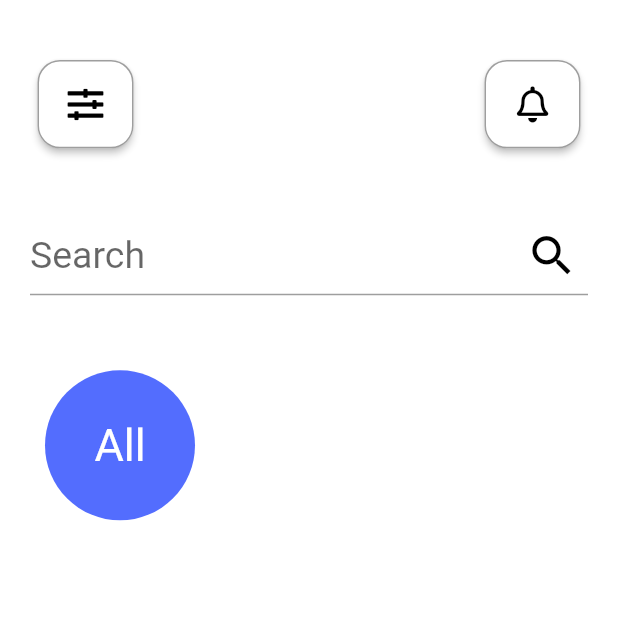
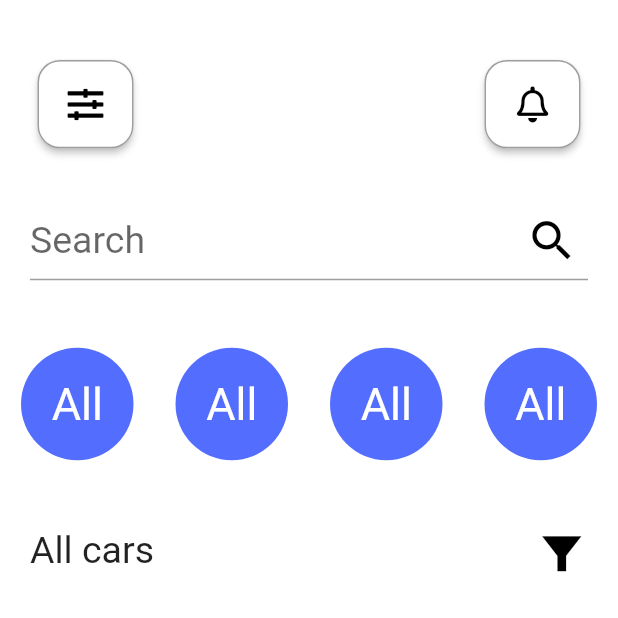
Before and after one commit to ElielViana/conceito_ecommerce, a Flutter app: the screen it shows after launch, on a phone screen of 412 x 824 dp, the top half of it. Run offline on Flutter 3.47's test engine with Material 2 defaults, Android fonts, the phone set to English and light mode, and no system bars; our stand-ins replace font_awesome_flutter.

Commit message:
Implementation LisView

```diff
--- a/lib/src/view/home_page_view.dart
+++ b/lib/src/view/home_page_view.dart
@@ -81,7 +81,7 @@ class _HomePageState extends State<HomePage> {
                 ],
               ),
               Container(
-                padding: EdgeInsets.only(top: 45, left: 20, right: 20),
+                padding: EdgeInsets.only(top: 35, left: 20, right: 20),
                 child: TextField(
                     decoration: InputDecoration(
                   hintText: "Search",
@@ -95,12 +95,16 @@ class _HomePageState extends State<HomePage> {
                   ),
                 )),
               ),
-              Row(
+              Container(
+                height: screen.height * 0.20,
+                width: screen.width,
+                child: ListView(
+                  scrollDirection: Axis.horizontal,
                   children: [
                     Container(
-                    margin: EdgeInsets.only(left: 30, top: 50),
-                    width: 100,
-                    height: 100,
+                      margin: EdgeInsets.all(14),
+                      width: 75,
+                      height: 75,
                       decoration: BoxDecoration(
                           shape: BoxShape.circle, color: Colors.indigoAccent),
                       child: Center(
@@ -108,6 +112,95 @@ class _HomePageState extends State<HomePage> {
                           "All",
                           style: TextStyle(fontSize: 30, color: Colors.white),
                         ),
+                      ),
+                    ),
+                    Container(
+                      margin: EdgeInsets.all(14),
+                      width: 75,
+                      height: 75,
+                      decoration: BoxDecoration(
+                          shape: BoxShape.circle, color: Colors.indigoAccent),
+                      child: Center(
+                        child: Text(
+                          "All",
+                          style: TextStyle(fontSize: 30, color: Colors.white),
+                        ),
+                      ),
+                    ),
+                    Container(
+                      margin: EdgeInsets.all(14),
+                      width: 75,
+                      height: 75,
+                      decoration: BoxDecoration(
+                          shape: BoxShape.circle, color: Colors.indigoAccent),
+                      child: Center(
+                        child: Text(
+                          "All",
+                          style: TextStyle(fontSize: 30, color: Colors.white),
+                        ),
+                      ),
+                    ),
+                    Container(
+                      margin: EdgeInsets.all(14),
+                      width: 75,
+                      height: 75,
+                      decoration: BoxDecoration(
+                          shape: BoxShape.circle, color: Colors.indigoAccent),
+                      child: Center(
+                        child: Text(
+                          "All",
+                          style: TextStyle(fontSize: 30, color: Colors.white),
+                        ),
+                      ),
+                    ),
+                    Container(
+                      margin: EdgeInsets.all(14),
+                      width: 75,
+                      height: 75,
+                      decoration: BoxDecoration(
+                          shape: BoxShape.circle, color: Colors.indigoAccent),
+                      child: Center(
+                        child: Text(
+                          "All",
+                          style: TextStyle(fontSize: 30, color: Colors.white),
+                        ),
+                      ),
+                    )
+                  ],
+                ),
+              ),
+              Row(
+                children: [
+                  Container(
+                    padding: EdgeInsets.only(
+                        left: 20, top: 0, bottom: 20, right: 20),
+                    width: screen.width / 2,
+                    height: 50,
+                    child: Row(
+                      children: [
+                        Text(
+                          "All cars",
+                          style: TextStyle(
+                            fontSize: 25,
+                          ),
+                        )
+                      ],
+                    ),
+                  ),
+                  Container(
+                    padding: EdgeInsets.only(
+                        left: 20, top: 0, bottom: 20, right: 20),
+                    width: screen.width / 2,
+                    height: 50,
+                    child: Row(
+                      mainAxisAlignment: MainAxisAlignment.end,
+                      children: [
+                        Icon(
+                          Icons.filter_alt_sharp,
+                          size: 35,
+                          color: Colors.black,
+                        ),
+                      ],
                     ),
                   ),
                 ],
@@ -119,3 +212,6 @@ class _HomePageState extends State<HomePage> {
     );
   }
 }
+
+
+/**https://dribbble.com/shots/16039824-Split-Mobile-App-Design-for-Car-Rent/attachments/7883594?mode=media */
```
Lines whose indentation alone changed are shown as unchanged.
